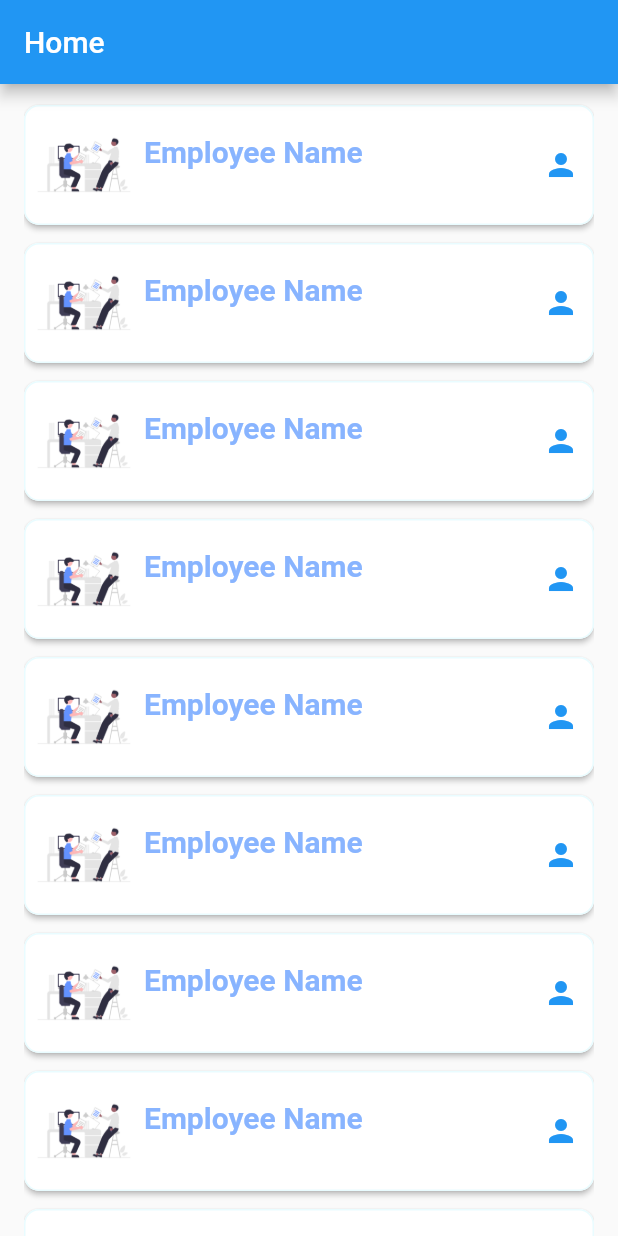
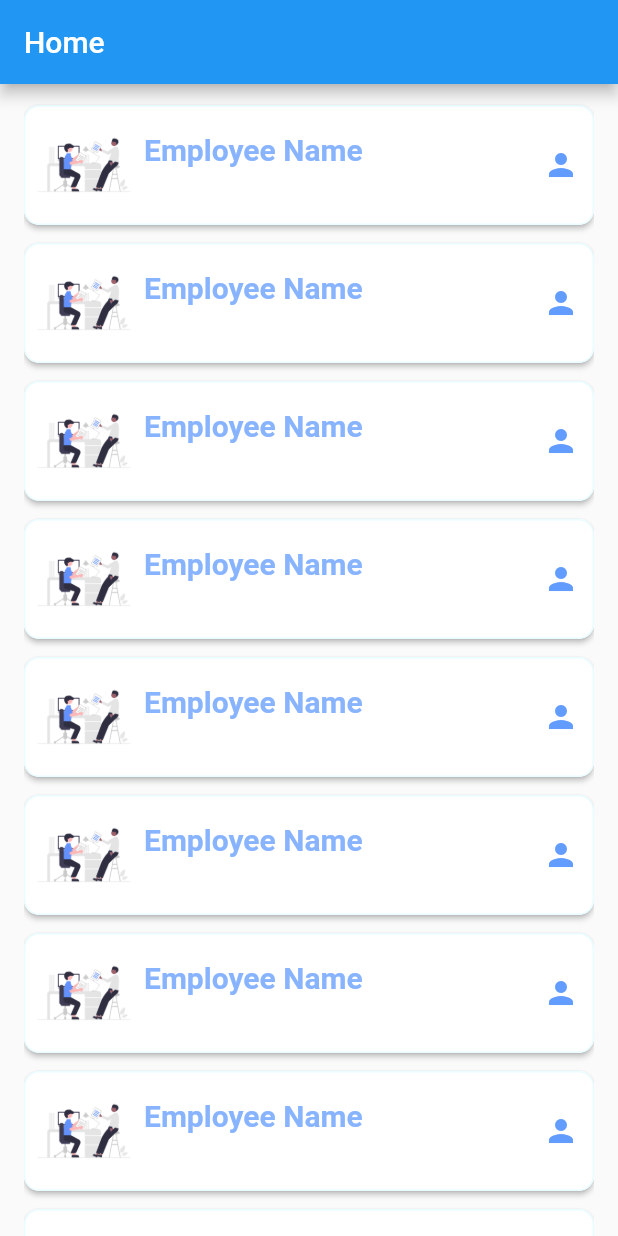
Before and after one commit to smit13192/flutter_app, a Flutter app: the HomePage screen opened directly with empty values, on a phone screen of 412 x 824 dp. Run offline on Flutter 3.47's test engine with Material 2 defaults, Android fonts, the phone set to English and light mode, and no system bars.

Commit message:
add validation to the string os not empty in the route and change the color

```diff
--- a/lib/page/home.dart
+++ b/lib/page/home.dart
@@ -54,6 +54,9 @@ Widget makeCardCatalog(Catalog catalog) {
                       fontWeight: FontWeight.bold,
                       color: Color.fromARGB(255, 136, 180, 255)),
                 ),
+                const SizedBox(
+                  height: 3,
+                ),
                 Text(
                   catalog.subTitle,
                   style: const TextStyle(
@@ -66,7 +69,7 @@ Widget makeCardCatalog(Catalog catalog) {
               padding: EdgeInsets.only(right: 10),
               child: Icon(
                 Icons.person,
-                color: Colors.blue,
+                color: Color.fromARGB(255, 98, 156, 255),
               ))
         ],
       ));
```
